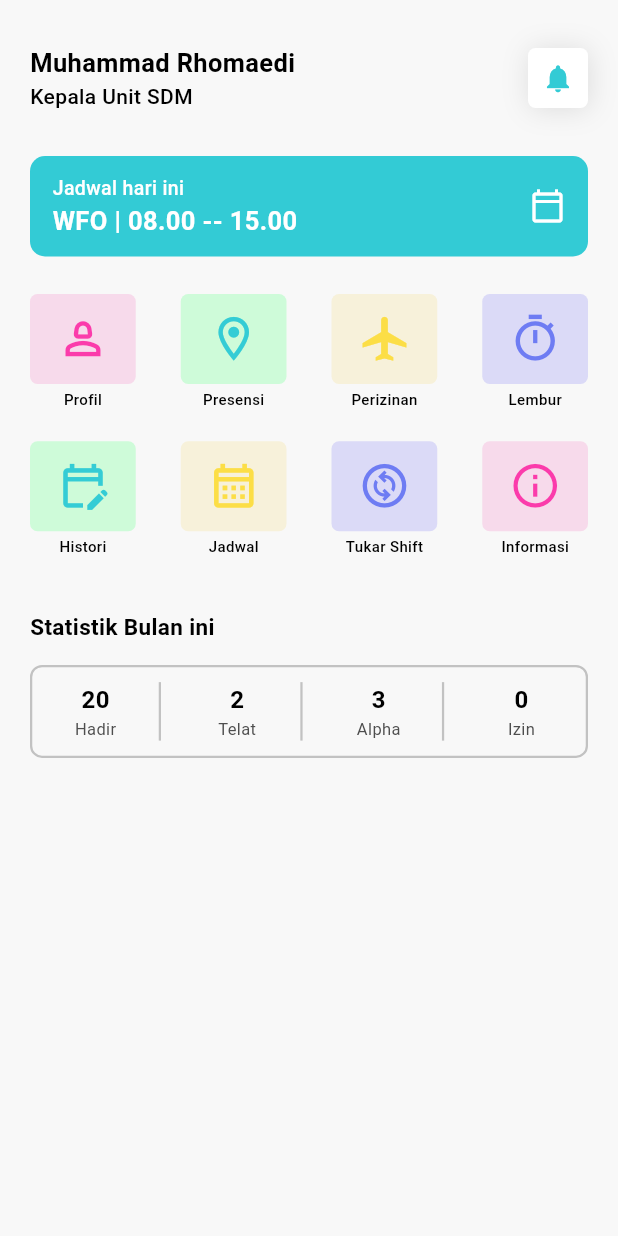
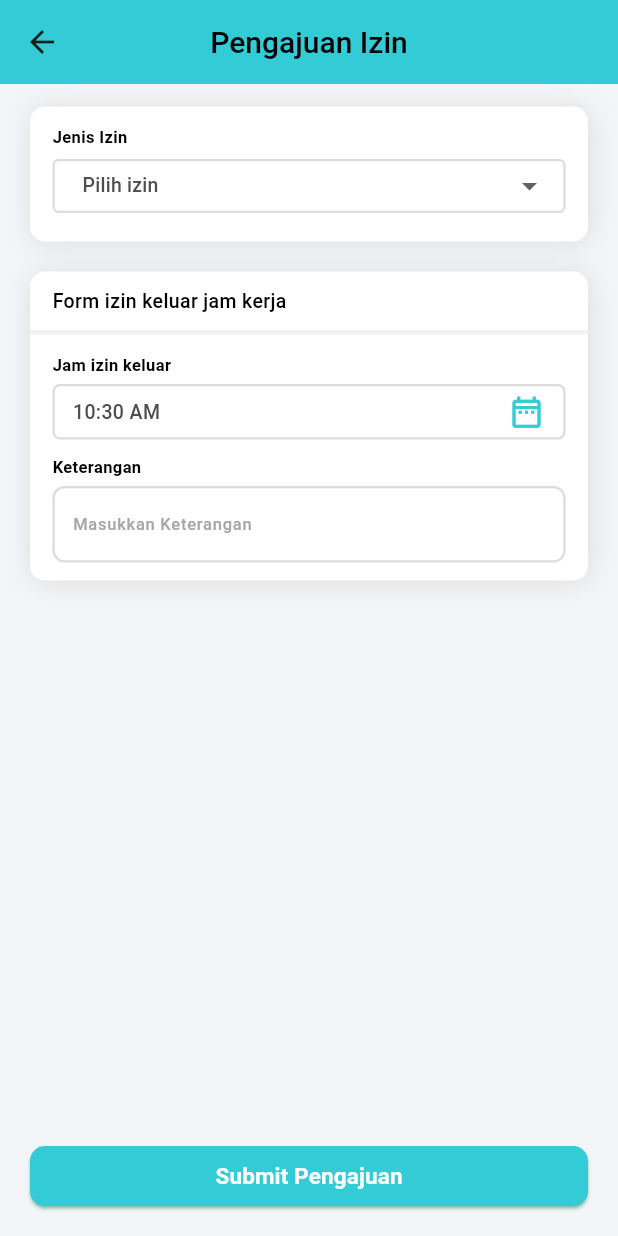
Before and after one commit to Rhomaedy1201/Presensi-RS-Graha-Sehat, a Flutter app: the HomeView screen opened by its route, after a tap on "Perizinan", on a phone screen of 412 x 824 dp. Run offline on Flutter 3.47's test engine with Material 3 defaults, Android fonts, the light colour scheme and no system bars; our stand-ins replace community_material_icon, flutter_map, fluttertoast, get, latlong2, location.

Commit message:
main: add ui pengajuan izin

```diff
--- a/lib/main.dart
+++ b/lib/main.dart
@@ -4,6 +4,7 @@ import 'package:get/get.dart';
 import 'package:intl/date_symbol_data_local.dart';
 import 'package:presensi_gs/routes/route_page.dart';
 import 'package:presensi_gs/src/features/splash_screen/views/index.dart';
+import 'package:presensi_gs/utils/colors.dart';
 
 Future<void> main() async {
   await initializeDateFormatting('id_ID', null).then((_) {
@@ -27,7 +28,7 @@ class MyApp extends StatelessWidget {
       theme: ThemeData(
         useMaterial3: true,
         colorScheme: ColorScheme.fromSeed(
-          seedColor: Colors.amber,
+          seedColor: cPrimary,
         ),
       ),
       home: const SplashScreen(),
--- a/lib/routes/route_name.dart
+++ b/lib/routes/route_name.dart
@@ -8,4 +8,5 @@ abstract class RouteNames {
   static const presensi = '/presensi-view';
   static const tukarShift = '/tukar-shift-view';
   static const profileView = '/profile-view';
+  static const perizinanView = '/perizinan-view';
 }
--- a/lib/routes/route_page.dart
+++ b/lib/routes/route_page.dart
@@ -6,6 +6,7 @@ import 'package:presensi_gs/src/features/histori_presensi/views/index.dart';
 import 'package:presensi_gs/src/features/home/views/index.dart';
 import 'package:presensi_gs/src/features/jadwal/views/index.dart';
 import 'package:presensi_gs/src/features/navigation_bar/views/index.dart';
+import 'package:presensi_gs/src/features/pengajuan_perizinan/views/index.dart';
 import 'package:presensi_gs/src/features/pengajuan_tukar_shift/views/index.dart';
 import 'package:presensi_gs/src/features/profile/views/index.dart';
 import 'package:presensi_gs/src/features/splash_screen/views/index.dart';
@@ -49,5 +50,9 @@ class RoutePages {
       name: RouteNames.profileView,
       page: () => const ProfileView(),
     ),
+    GetPage(
+      name: RouteNames.perizinanView,
+      page: () => const PerizinanView(),
+    ),
   ];
 }
--- a/lib/src/features/auth/views/index.dart
+++ b/lib/src/features/auth/views/index.dart
@@ -107,7 +107,6 @@ class _LoginViewState extends State<LoginView> {
                       },
                       autocorrect: false,
                       maxLines: 1,
-                      obscureText: _obscureText,
                       // controller: loginController.passwordController,
                       enableSuggestions: false,
                       decoration: InputDecoration(
--- /dev/null
+++ b/lib/src/features/pengajuan_perizinan/views/form_izin_keluar_jam_kerja/index.dart
@@ -0,0 +1,204 @@
+import 'package:flutter/cupertino.dart';
+import 'package:flutter/material.dart';
+import 'package:get/get.dart';
+import 'package:presensi_gs/utils/colors.dart';
+import 'package:presensi_gs/utils/components/my_style_text.dart';
+import 'package:presensi_gs/utils/components/space.dart';
+import 'package:presensi_gs/utils/constant.dart';
+
+class FormIzinKeluarJamKerja extends StatelessWidget {
+  final Function(DateTime) callbackSetState;
+  DateTime jamIzinKeluarJamKerja;
+  FormIzinKeluarJamKerja({
+    required this.callbackSetState,
+    required this.jamIzinKeluarJamKerja,
+  });
+
+  @override
+  Widget build(BuildContext context) {
+    return Container(
+      width: Get.width,
+      decoration: BoxDecoration(
+        color: cWhite,
+        borderRadius: BorderRadius.circular(10),
+        boxShadow: const [
+          BoxShadow(
+            color: cGrey_400,
+            blurRadius: 15,
+            offset: Offset(1, 1), // Shadow position
+          ),
+        ],
+      ),
+      child: Column(
+        crossAxisAlignment: CrossAxisAlignment.start,
+        children: [
+          Padding(
+            padding: const EdgeInsets.symmetric(
+              horizontal: 15,
+              vertical: 10,
+            ),
+            child: Text(
+              "Form izin keluar jam kerja",
+              style: customTextStyle(FontWeight.w500, 13, cBlack),
+            ),
+          ),
+          Container(
+            width: Get.width,
+            height: 3,
+            color: cGrey_300,
+          ),
+          Padding(
+            padding: const EdgeInsets.symmetric(
+              horizontal: 15,
+              vertical: 12,
+            ),
+            child: Column(
+              crossAxisAlignment: CrossAxisAlignment.start,
+              children: [
+                Column(
+                  crossAxisAlignment: CrossAxisAlignment.start,
+                  children: [
+                    Text(
+                      "Jam izin keluar",
+                      style: customTextStyle(FontWeight.w600, 11, cBlack),
+                    ),
+                    spaceHeight(5),
+                    InkWell(
+                      onTap: () async {
+                        showCupertinoModalPopup(
+                          context: context,
+                          builder: (_) => Container(
+                            height: 400,
+                            color: const Color.fromARGB(255, 255, 255, 255),
+                            child: Column(
+                              children: [
+                                SizedBox(
+                                  height: 300,
+                                  child: CupertinoDatePicker(
+                                    initialDateTime: DateTime.now(),
+                                    maximumDate: DateTime.now(),
+                                    maximumYear: DateTime.now().year,
+                                    minimumYear: 2024,
+                                    mode: CupertinoDatePickerMode.time,
+                                    onDateTimeChanged: (val) {
+                                      jamIzinKeluarJamKerja = val;
+                                      callbackSetState(val);
+                                    },
+                                  ),
+                                ),
+                                // Close the modal
+                                CupertinoButton(
+                                  child: const Text('OK'),
+                                  onPressed: () {
+                                    print(
+                                      jamIzinKeluarJamKerja
+                                          .getFullTime()
+                                          .toString(),
+                                    );
+                                    Navigator.of(context).pop();
+                                  },
+                                )
+                              ],
+                            ),
+                          ),
+                        );
+                      },
+                      child: Container(
+                        height: 37,
+                        decoration: BoxDecoration(
+                          borderRadius: const BorderRadius.all(
+                            Radius.circular(5),
+                          ),
+                          border: Border.all(color: cGrey_400, width: 1.5),
+                        ),
+                        child: Padding(
+                          padding: const EdgeInsets.symmetric(horizontal: 12),
+                          child: Row(
+                            crossAxisAlignment: CrossAxisAlignment.center,
+                            mainAxisAlignment: MainAxisAlignment.spaceBetween,
+                            children: [
+                              Text(
+                                jamIzinKeluarJamKerja.getFullTime().toString(),
+                                style: customTextStyle(
+                                    FontWeight.w500, 13, cGrey_900),
+                              ),
+                              const Icon(
+                                Icons.date_range_outlined,
+                                size: 25,
+                                color: cPrimary,
+                              )
+                            ],
+                          ),
+                        ),
+                      ),
+                    )
+                  ],
+                ),
+                spaceHeight(10),
+                formKeteranganJamIzinKeluar(),
+              ],
+            ),
+          )
+        ],
+      ),
+    );
+  }
+
+  Column formKeteranganJamIzinKeluar() {
+    return Column(
+      crossAxisAlignment: CrossAxisAlignment.start,
+      children: [
+        Text(
+          "Keterangan",
+          style: customTextStyle(FontWeight.w600, 11, cBlack),
+        ),
+        spaceHeight(5),
+        Container(
+          decoration: BoxDecoration(
+            color: cWhite,
+            border: Border.all(
+              width: 1.5,
+              color: cGrey_400,
+            ),
+            borderRadius: BorderRadius.circular(8),
+          ),
+          child: Column(
+            crossAxisAlignment: CrossAxisAlignment.start,
+            children: [
+              Padding(
+                padding: const EdgeInsets.symmetric(
+                  horizontal: 12,
+                  vertical: 0,
+                ),
+                child: SizedBox(
+                  child: TextField(
+                    scrollPadding: EdgeInsets.zero,
+                    autocorrect: false,
+                    maxLines: null,
+                    // controller: loginController.passwordController,
+                    enableSuggestions: false,
+                    style: customTextStyle(
+                      FontWeight.w400,
+                      11,
+                      cBlack,
+                    ),
+                    keyboardType: TextInputType.multiline,
+                    decoration: const InputDecoration(
+                      hintText: "Masukkan Keterangan",
+                      hintStyle: TextStyle(
+                        color: cGrey_700,
+                        fontSize: 11,
+                        fontWeight: FontWeight.w500,
+                      ),
+                      border: InputBorder.none,
+                    ),
+                  ),
+                ),
+              ),
+            ],
+          ),
+        ),
+      ],
+    );
+  }
+}
--- /dev/null
+++ b/lib/src/features/pengajuan_perizinan/views/index.dart
@@ -0,0 +1,246 @@
+import 'package:flutter/cupertino.dart';
+import 'package:flutter/material.dart';
+import 'package:get/get.dart';
+import 'package:presensi_gs/src/features/pengajuan_perizinan/views/form_izin_keluar_jam_kerja/index.dart';
+import 'package:presensi_gs/utils/colors.dart';
+import 'package:presensi_gs/utils/components/my_appbar.dart';
+import 'package:presensi_gs/utils/components/my_datepicker.dart';
+import 'package:presensi_gs/utils/components/my_style_text.dart';
+import 'package:presensi_gs/utils/components/space.dart';
+import 'package:presensi_gs/utils/constant.dart';
+
+class PerizinanView extends StatefulWidget {
+  const PerizinanView({super.key});
+
+  @override
+  State<PerizinanView> createState() => _PerizinanViewState();
+}
+
+class _PerizinanViewState extends State<PerizinanView> {
+  DateTime jamIzinKeluarJamKerja = DateTime.now();
+  String? jenisIzin;
+  List pengajuanList = [
+    {'id': 1, 'nama': 'Izin keluar pada jam kerja'},
+    {'id': 2, 'nama': 'Izin pulang cepat'},
+    {'id': 3, 'nama': 'Izin terlambat'},
+    {'id': 4, 'nama': 'Cuti melahirkan'},
+    {'id': 5, 'nama': 'Izin sakit'},
+    {'id': 6, 'nama': 'Izin cuti'},
+  ];
+
+  void setStateCallback(DateTime newDate) {
+    jamIzinKeluarJamKerja = newDate;
+    setState(() {});
+  }
+
+  @override
+  Widget build(BuildContext context) {
+    return Scaffold(
+      backgroundColor: cGrey_200,
+      appBar: myAppBar("Pengajuan Izin"),
+      bottomNavigationBar: Padding(
+        padding: const EdgeInsets.symmetric(horizontal: 20, vertical: 20),
+        child: SizedBox(
+          width: Get.width,
+          height: 40,
+          child: ElevatedButton(
+            style: ElevatedButton.styleFrom(
+              backgroundColor: cPrimary,
+              shadowColor: cPrimary_400,
+              shape: RoundedRectangleBorder(
+                borderRadius: BorderRadius.circular(
+                  10,
+                ), // Mengatur border radius menjadi 0
+              ),
+            ),
+            onPressed: () {},
+            child: const Text(
+              "Submit Pengajuan",
+              style: TextStyle(
+                fontSize: 15,
+                fontWeight: FontWeight.w600,
+                color: cWhite,
+              ),
+            ),
+          ),
+        ),
+      ),
+      body: SingleChildScrollView(
+        child: Padding(
+          padding: const EdgeInsets.symmetric(horizontal: 20, vertical: 15),
+          child: Column(
+            children: [
+              Container(
+                width: Get.width,
+                decoration: BoxDecoration(
+                  color: cWhite,
+                  borderRadius: BorderRadius.circular(10),
+                  boxShadow: const [
+                    BoxShadow(
+                      color: cGrey_400,
+                      blurRadius: 15,
+                      offset: Offset(1, 1), // Shadow position
+                    ),
+                  ],
+                ),
+                child: Column(
+                  crossAxisAlignment: CrossAxisAlignment.start,
+                  children: [
+                    Padding(
+                      padding: const EdgeInsets.symmetric(
+                          horizontal: 15, vertical: 12),
+                      child: Column(
+                        crossAxisAlignment: CrossAxisAlignment.start,
+                        children: [
+                          dropdownJenisIzin(),
+                        ],
+                      ),
+                    )
+                  ],
+                ),
+              ),
+              spaceHeight(20),
+              FormIzinKeluarJamKerja(
+                callbackSetState: setStateCallback,
+                jamIzinKeluarJamKerja: jamIzinKeluarJamKerja,
+              )
+            ],
+          ),
+        ),
+      ),
+    );
+  }
+
+  InkWell fornJanIzinKeluar(BuildContext context) {
+    return InkWell(
+      onTap: () async {
+        showCupertinoModalPopup(
+          context: context,
+          builder: (_) => Container(
+            height: 400,
+            color: const Color.fromARGB(255, 255, 255, 255),
+            child: Column(
+              children: [
+                SizedBox(
+                  height: 300,
+                  child: CupertinoDatePicker(
+                    initialDateTime: DateTime.now(),
+                    maximumDate: DateTime.now(),
+                    maximumYear: DateTime.now().year,
+                    minimumYear: 2024,
+                    mode: CupertinoDatePickerMode.time,
+                    onDateTimeChanged: (val) {
+                      jamIzinKeluarJamKerja = val;
+                      setState(() {});
+                    },
+                  ),
+                ),
+                // Close the modal
+                CupertinoButton(
+                  child: const Text('OK'),
+                  onPressed: () => Navigator.of(context).pop(),
+                )
+              ],
+            ),
+          ),
+        );
+      },
+      child: Container(
+        height: 37,
+        decoration: BoxDecoration(
+          borderRadius: const BorderRadius.all(
+            Radius.circular(5),
+          ),
+          border: Border.all(color: cGrey_400, width: 1.5),
+        ),
+        child: Padding(
+          padding: const EdgeInsets.symmetric(horizontal: 12),
+          child: Row(
+            crossAxisAlignment: CrossAxisAlignment.center,
+            mainAxisAlignment: MainAxisAlignment.spaceBetween,
+            children: [
+              Text(
+                jamIzinKeluarJamKerja.getFullTime().toString(),
+                style: customTextStyle(FontWeight.w500, 13, cGrey_900),
+              ),
+              const Icon(
+                Icons.date_range_outlined,
+                size: 25,
+                color: cPrimary,
+              )
+            ],
+          ),
+        ),
+      ),
+    );
+  }
+
+  Column dropdownJenisIzin() {
+    return Column(
+      crossAxisAlignment: CrossAxisAlignment.start,
+      children: [
+        Text(
+          "Jenis Izin",
+          style: customTextStyle(FontWeight.w600, 11, cBlack),
+        ),
+        Container(
+          width: Get.width,
+          height: 50,
+          decoration: const BoxDecoration(
+            borderRadius: BorderRadius.all(
+              Radius.circular(7),
+            ),
+          ),
+          child: Padding(
+            padding: const EdgeInsets.symmetric(vertical: 7),
+            child: DropdownButtonFormField<String>(
+              hint: Padding(
+                padding: const EdgeInsets.only(left: 8),
+                child: Text(
+                  "Pilih izin",
+                  style: customTextStyle(FontWeight.w500, 13, cGrey_900),
+                ),
+              ),
+              isDense: true,
+              isExpanded: true,
+              value: jenisIzin,
+              decoration: const InputDecoration(
+                contentPadding: EdgeInsets.all(8),
+                focusedBorder: OutlineInputBorder(
+                  borderSide: BorderSide(color: cGrey_400, width: 1.5),
+                ),
+                enabledBorder: OutlineInputBorder(
+                  borderSide: BorderSide(color: cGrey_400, width: 1.5),
+                ),
+                border: OutlineInputBorder(
+                  borderRadius: BorderRadius.all(
+                    Radius.circular(10),
+                  ),
+                ),
+                filled: true,
+                fillColor: cWhite,
+              ),
+              onChanged: (String? newValue) {
+                setState(() {
+                  jenisIzin = newValue!;
+                });
+              },
+              items: pengajuanList.map<DropdownMenuItem<String>>((value) {
+                return DropdownMenuItem<String>(
+                  value: value['id'].toString(),
+                  child: Padding(
+                    padding: const EdgeInsets.only(left: 8),
+                    child: Text(
+                      value['nama'],
+                      style: customTextStyle(FontWeight.w500, 13, cGrey_900),
+                    ),
+                  ),
+                );
+              }).toList(),
+            ),
+          ),
+        ),
+      ],
+    );
+  }
+}
--- a/lib/utils/components/my_menu_home.dart
+++ b/lib/utils/components/my_menu_home.dart
@@ -22,7 +22,7 @@ class MenuHome {
       'icon': Icons.airplanemode_on_sharp,
       'bg_color': const Color(0xFFF7F1DA),
       'icon_color': const Color(0xFFFCDE46),
-      'route': null,
+      'route': RouteNames.perizinanView,
     },
     {
       'title': 'Lembur',
--- a/lib/utils/constant.dart
+++ b/lib/utils/constant.dart
@@ -13,6 +13,7 @@ extension DateTimeExtension on DateTime {
       DateFormat("E, d MMM yyyy HH:mm", locale).format(this);
   String dateTime() => DateFormat("yyyy-MM-dd HH:mm:ss", locale).format(this);
   String getTime() => DateFormat('HH:mm', locale).format(this);
+  String getFullTime() => DateFormat('HH:mm a', locale).format(this);
   String getHour() => DateFormat('HH', locale).format(this);
   String getMinute() => DateFormat('mm', locale).format(this);
   String getYear() => DateFormat('yyyy', locale).format(this);
```
